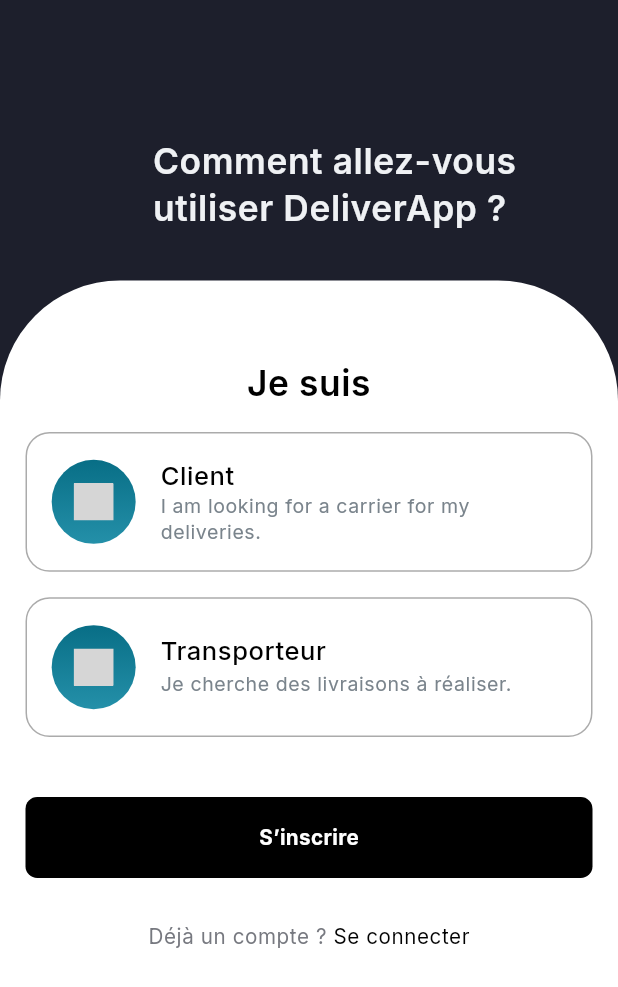
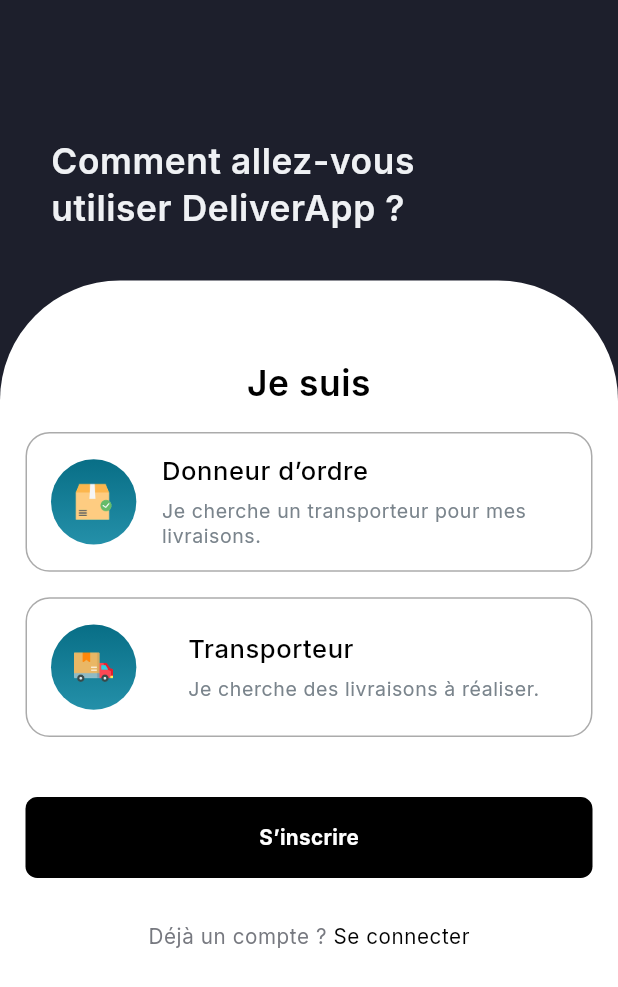
Before and after one commit to backbencherstudio/abdelrahman875_FO21AEF727586_app, a Flutter app: the EspacesScreen screen opened directly, on a phone screen of 412 x 824 dp. Shown: the top 987 px of the screen. Run offline on Flutter 3.47's test engine with Material 3 defaults, Android fonts, the phone set to English and light mode, and no system bars; our stand-ins replace dio, flutter_riverpod, flutter_screenutil, flutter_svg, go_router, google_fonts and 1 more; missing offline and left inert: flutter_stepindicator, qr_code_scanner_plus, rating_and_feedback_collector; accounts and stored records are empty; project files that could hold a hidden picture were left out; grey boxes are pictures that could not be loaded.

Commit message:
fixed onboarding screen

```diff
--- a/lib/core/constants/icons.dart
+++ b/lib/core/constants/icons.dart
@@ -23,8 +23,8 @@
   static const String alimentsSvg = "$iconPath/aliments.png";
   static const String shipPng = "$iconPath/ship.png";
   static const String carShipPng = "$iconPath/car_ship.png";
-  static const String verification = "$iconPath/verification.svg";
-  static const String camion = "$iconPath/camion.svg";
+  static const String verification = "$iconPath/verification.png";
+  static const String camion = "$iconPath/camion.png";
   static const String plusPng = "$iconPath/plus.png";
   static const String blackboxPng = "$iconPath/blackbox.png";
   static const String calenderPng = "$iconPath/calender.png";
--- a/lib/features/espaces/espaces_screen.dart
+++ b/lib/features/espaces/espaces_screen.dart
@@ -1,21 +1,26 @@
+import 'package:abdelrahman875_fo21aef727586/features/espaces/riverpod/select_cart_provider.dart';
+import 'package:abdelrahman875_fo21aef727586/features/espaces/widgets/common_cart.dart';
+import 'package:flutter/material.dart';
+import 'package:flutter_screenutil/flutter_screenutil.dart';
+import 'package:flutter_riverpod/flutter_riverpod.dart';
+import 'package:go_router/go_router.dart';
+
 import 'package:abdelrahman875_fo21aef727586/core/constants/icons.dart';
 import 'package:abdelrahman875_fo21aef727586/core/routes/route_name.dart';
 import 'package:abdelrahman875_fo21aef727586/core/theme/src/theme_extension/color_pallete.dart';
-import 'package:abdelrahman875_fo21aef727586/features/espaces/widgets/common_cart.dart';
 import 'package:abdelrahman875_fo21aef727586/features/widgets/primery_button.dart';
-import 'package:flutter/material.dart';
-import 'package:flutter_screenutil/flutter_screenutil.dart';
-import 'package:go_router/go_router.dart';
 
-class EspacesScreen extends StatelessWidget {
+class EspacesScreen extends ConsumerWidget {
   const EspacesScreen({super.key});
 
   @override
-  Widget build(BuildContext context) {
+  Widget build(BuildContext context, WidgetRef ref) {
+    final selectedIndex = ref.watch(selectedCartProvider);
+
     return Scaffold(
       backgroundColor: AppColors.primaryTextColor,
-      body: SafeArea(
-        child: Column(
+      body: Column(
+        crossAxisAlignment: CrossAxisAlignment.start,
         children: [
           Padding(
             padding: const EdgeInsets.only(left: 34, top: 92, bottom: 33),
@@ -30,10 +35,9 @@
           ),
           Expanded(
             child: Container(
-                // height: 719.h,
               decoration: BoxDecoration(
                 color: AppColors.whiteColor,
-                  borderRadius: BorderRadius.only(
+                borderRadius: const BorderRadius.only(
                   topLeft: Radius.circular(80),
                   topRight: Radius.circular(80),
                 ),
@@ -41,7 +45,6 @@
               child: Column(
                 children: [
                   SizedBox(height: 54.h),
-
                   Text(
                     "Je suis",
                     textAlign: TextAlign.center,
@@ -51,16 +54,34 @@
                       color: AppColors.blackColor,
                     ),
                   ),
-                    CommonCart(
-                      title: "Client",
-                      subTitle: "I am looking for a carrier for my deliveries.",
+
+                  /// Option 1
+                  GestureDetector(
+                    onTap: () {
+                      ref.read(selectedCartProvider.notifier).state = 0;
+                    },
+                    child: CommonCartStack(
+                      title: "Donneur d’ordre",
+                      subTitle:
+                      "Je cherche un transporteur pour mes livraisons.",
                       iconPth: AppIcons.verification,
+                      isSelected: selectedIndex == 0,
                     ),
-                    CommonCart(
+                  ),
+
+                  /// Option 2
+                  GestureDetector(
+                    onTap: () {
+                      ref.read(selectedCartProvider.notifier).state = 1;
+                    },
+                    child: CommonCartStack(
                       title: "Transporteur",
                       subTitle: "Je cherche des livraisons à réaliser.",
                       iconPth: AppIcons.camion,
+                      isSelected: selectedIndex == 1,
                     ),
+                  ),
+
                   Padding(
                     padding: const EdgeInsets.only(
                       top: 40,
@@ -73,7 +94,7 @@
                         context.push(RouteName.signInScreen);
                       },
                       title: "S’inscrire",
-                        padding: EdgeInsets.all(16),
+                      padding: const EdgeInsets.all(16),
                       width: double.infinity,
                       containerColor: AppColors.blackColor,
                     ),
@@ -83,8 +104,7 @@
                       children: [
                         TextSpan(
                           text: "Déjà un compte ? ",
-                            style: Theme.of(context).textTheme.bodySmall!
-                                .copyWith(
+                          style: Theme.of(context).textTheme.bodySmall!.copyWith(
                             fontWeight: FontWeight.normal,
                             fontSize: 14.h,
                             color: AppColors.bodyTextColor,
@@ -92,8 +112,7 @@
                         ),
                         TextSpan(
                           text: "Se connecter",
-                            style: Theme.of(context).textTheme.bodySmall!
-                                .copyWith(
+                          style: Theme.of(context).textTheme.bodySmall!.copyWith(
                             fontWeight: FontWeight.normal,
                             fontSize: 14.h,
                             color: AppColors.blackColor,
@@ -108,7 +127,6 @@
           ),
         ],
       ),
-      ),
     );
   }
 }
--- /dev/null
+++ b/lib/features/espaces/riverpod/select_cart_provider.dart
@@ -0,0 +1,3 @@
+import 'package:flutter_riverpod/legacy.dart';
+
+final selectedCartProvider = StateProvider<int?>((ref) => null);
--- a/lib/features/espaces/widgets/common_cart.dart
+++ b/lib/features/espaces/widgets/common_cart.dart
@@ -1,28 +1,73 @@
-import 'package:abdelrahman875_fo21aef727586/core/constants/icons.dart';
-import 'package:abdelrahman875_fo21aef727586/core/theme/src/theme_extension/color_pallete.dart';
 import 'package:flutter/material.dart';
 import 'package:flutter_screenutil/flutter_screenutil.dart';
-import 'package:flutter_svg/svg.dart';
+import 'package:abdelrahman875_fo21aef727586/core/theme/src/theme_extension/color_pallete.dart';
 
-class CommonCart extends StatelessWidget {
+class CommonCartStack extends StatelessWidget {
   final String title;
   final String subTitle;
   final String iconPth;
-  const CommonCart({super.key, required this.title, required this.subTitle, required this.iconPth});
+  final bool isSelected;
+
+  const CommonCartStack({
+    super.key,
+    required this.title,
+    required this.subTitle,
+    required this.iconPth,
+    this.isSelected = false,
+  });
 
   @override
   Widget build(BuildContext context) {
     return Padding(
       padding: const EdgeInsets.only(left: 17, right: 17, top: 17),
-      child: Container(
+      child: Stack(
+        clipBehavior: Clip.none,
+        children: [
+          Container(
             alignment: Alignment.center,
             height: 95.h,
             decoration: BoxDecoration(
               borderRadius: BorderRadius.circular(16),
-          border: Border.all(width: 1, color: AppColors.borderColor),
+              border: Border.all(
+                width: 1,
+                color: isSelected ? AppColors.blackColor : AppColors.borderColor,
               ),
-        child: ListTile(
-          leading: Container(
+              color: isSelected ? AppColors.blackColor : Colors.white,
+            ),
+            padding: EdgeInsets.only(left: 85.w, right: 16.w),
+            child: Column(
+              mainAxisAlignment: MainAxisAlignment.center,
+              crossAxisAlignment: CrossAxisAlignment.start,
+              children: [
+                Text(
+                  title,
+                  style: Theme.of(context).textTheme.bodySmall!.copyWith(
+                    fontWeight: FontWeight.w500,
+                    fontSize: 17,
+                    color: isSelected
+                        ? AppColors.whiteColor
+                        : AppColors.blackColor,
+                  ),
+                ),
+                SizedBox(height: 6.h),
+                Text(
+                  subTitle,
+                  style: Theme.of(context).textTheme.bodySmall!.copyWith(
+                    fontWeight: FontWeight.normal,
+                    fontSize: 13,
+                    color: isSelected
+                        ? AppColors.whiteColor
+                        : AppColors.textColor,
+                  ),
+                ),
+              ],
+            ),
+          ),
+
+          Positioned(
+            left: 17,
+            top: (95.h / 2) - (58.h / 2),
+            child: Container(
               height: 58.h,
               width: 58.h,
               decoration: BoxDecoration(
@@ -34,7 +79,7 @@
                 ),
               ),
               child: Center(
-              child: SvgPicture.asset(
+                child: Image.asset(
                   iconPth,
                   width: 25.w,
                   height: 25.h,
@@ -42,23 +87,8 @@
                 ),
               ),
             ),
-          title: Text(
-        title,
-            style: Theme.of(context).textTheme.bodySmall!.copyWith(
-              fontWeight: FontWeight.w500,
-              fontSize: 17,
-              color: AppColors.blackColor,
           ),
-          ),
-          subtitle: Text(
-        subTitle,
-            style: Theme.of(context).textTheme.bodySmall!.copyWith(
-              fontWeight: FontWeight.normal,
-              fontSize: 13,
-              color: AppColors.textColor,
-            ),
-          ),
-        ),
+        ],
       ),
     );
   }
--- a/lib/features/onboading/onboad_screen/widgets/onboading_conent.dart
+++ b/lib/features/onboading/onboad_screen/widgets/onboading_conent.dart
@@ -4,6 +4,7 @@
 import 'package:abdelrahman875_fo21aef727586/core/theme/src/theme_extension/color_pallete.dart';
 import 'package:abdelrahman875_fo21aef727586/features/onboading/riverpod/onboad_riverpod.dart';
 import 'package:abdelrahman875_fo21aef727586/features/widgets/common_btn.dart';
+import 'package:abdelrahman875_fo21aef727586/features/widgets/primery_button.dart';
 import 'package:flutter/material.dart';
 import 'package:flutter_riverpod/flutter_riverpod.dart';
 import 'package:flutter_screenutil/flutter_screenutil.dart';
@@ -27,7 +28,9 @@
 
   @override
   Widget build(BuildContext context) {
-    return Column(
+    return Padding(
+      padding: EdgeInsets.symmetric(horizontal: 16.w),
+      child: Column(
         children: [
           Spacer(),
           Image.asset(imgUrl, fit: BoxFit.cover, height: 130.h, width: 219.w),
@@ -56,9 +59,12 @@
 
           Consumer(
             builder: (context, ref, child) {
-            return CommonBtn(
-              title: "Suivant",
-              onPressed: () {
+              return PrimaryButton(
+                title: 'Suivant',
+                width: double.infinity,
+                containerColor: AppColors.blackColor,
+                padding: EdgeInsets.symmetric(vertical: 16.h, horizontal: 16.w),
+                onTap: () {
                   pageController.nextPage(
                     curve: Curves.ease,
                     duration: Duration(milliseconds: 500),
@@ -69,11 +75,27 @@
                   }
                 },
               );
+
+              //   CommonBtn(
+              //   title: "Suivant",
+              //   onPressed: () {
+              //     pageController.nextPage(
+              //       curve: Curves.ease,
+              //       duration: Duration(milliseconds: 500),
+              //     );
+              //     final onboadState = ref.watch(onboadingProvider);
+              //     if (onboadState.index == 2) {
+              //       context.go(RouteName.espacesScreen);
+              //     }
+              //   },
+              // );
+              //
             },
           ),
 
           Spacer(),
         ],
+      ),
     );
   }
 }
```
Also changed, not shown: lib/features/details_commande/presentation/details_commande_screen.dart (+28 -9 lines), assets/icons/camion.png (added), assets/icons/verification.png (added), 1 other file. Lines whose indentation alone changed are shown as unchanged.
